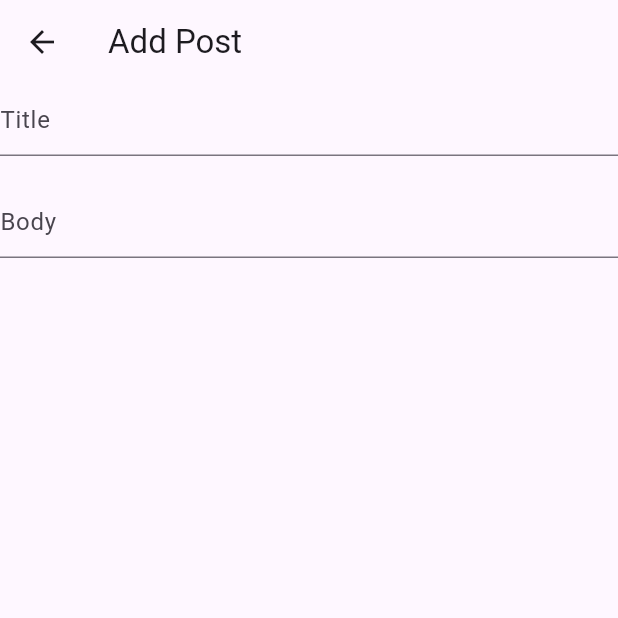
After one commit to abidroid/bloc_playground, a Flutter app: the screen it shows after launch, after a tap on "Post Request", on a phone screen of 412 x 824 dp, the top half of it. The commit adds this screen. Run offline on Flutter 3.47's test engine with Material 3 defaults, Android fonts, the phone set to English and light mode, and no system bars; our stand-ins replace equatable, flutter_bloc, gap.

Commit message:
post screen and model added

```diff
--- /dev/null
+++ b/lib/models/post_model.dart
@@ -0,0 +1,24 @@
+class PostModel {
+  int? id;
+  String? title;
+  String? body;
+  String? userId;
+
+  PostModel({this.id, this.title, this.body, this.userId});
+
+  PostModel.fromJson(Map<String, dynamic> json) {
+    id = json['id'];
+    title = json['title'];
+    body = json['body'];
+    userId = json['userId'];
+  }
+
+  Map<String, dynamic> toJson() {
+    final Map<String, dynamic> data = Map<String, dynamic>();
+    data['id'] = this.id;
+    data['title'] = this.title;
+    data['body'] = this.body;
+    data['userId'] = this.userId;
+    return data;
+  }
+}
--- a/lib/screens/landing_screen.dart
+++ b/lib/screens/landing_screen.dart
@@ -1,3 +1,4 @@
+import 'package:bloc_playground/screens/post_request_screen.dart';
 import 'package:bloc_playground/screens/screen_one.dart';
 import 'package:flutter/material.dart';
 
@@ -19,7 +20,15 @@ class LandingScreen extends StatelessWidget {
                 return const ScreenOne();
               }));
             },
-          )
+          ),
+          ListTile(
+            title: const Text('Post Request'),
+            onTap: () {
+              Navigator.of(context).push(MaterialPageRoute(builder: (_) {
+                return const PostRequestScreen();
+              }));
+            },
+          ),
         ],
       ),
     );
--- /dev/null
+++ b/lib/screens/post_request_screen.dart
@@ -0,0 +1,55 @@
+import 'package:flutter/material.dart';
+import 'package:gap/gap.dart';
+
+class PostRequestScreen extends StatefulWidget {
+  const PostRequestScreen({super.key});
+
+  @override
+  State<PostRequestScreen> createState() => _PostRequestScreenState();
+}
+
+class _PostRequestScreenState extends State<PostRequestScreen> {
+  late TextEditingController titleCon;
+  late TextEditingController bodyCon;
+
+  @override
+  void initState() {
+    super.initState();
+    titleCon = TextEditingController();
+    bodyCon = TextEditingController();
+  }
+
+  @override
+  void dispose() {
+    titleCon.dispose();
+    bodyCon.dispose();
+    super.dispose();
+  }
+
+  @override
+  Widget build(BuildContext context) {
+    return Scaffold(
+      appBar: AppBar(
+        title: const Text('Add Post'),
+      ),
+      body: Column(
+        children: [
+          TextField(
+            controller: titleCon,
+            decoration: const InputDecoration(
+              hintText: 'Title',
+            ),
+          ),
+          const Gap(20),
+          TextField(
+            controller: bodyCon,
+            decoration: const InputDecoration(
+              hintText: 'Body',
+            ),
+          ),
+          const Gap(20),
+        ],
+      ),
+    );
+  }
+}
```
